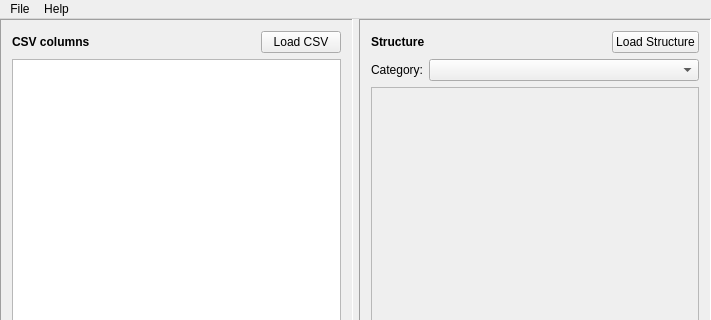
Old version of the form mainwindow.ui in the repository farling42/csv2rw; both pictures show x 0 to 711 and y 0 to 320 of the 711 by 553 pixel window.
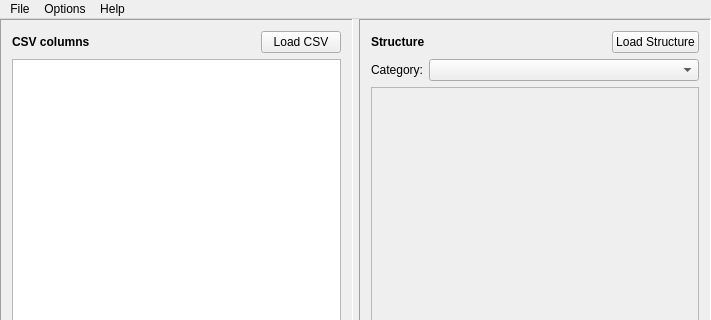
New version of the form. Icons and pictures are not drawn.

Commit message: Add new menu option to specify what to use as the CSV separator: comma, semi-colon or Windows List Separator

Diff of the .ui file:
```diff
--- a/mainwindow.ui
+++ b/mainwindow.ui
@@ -485,7 +485,18 @@
     <addaction name="separator"/>
     <addaction name="actionAbout_CSV2RW"/>
    </widget>
+   <widget class="QMenu" name="menuOptions">
+    <property name="title">
+     <string>Options</string>
+    </property>
+    <addaction name="separator"/>
+    <addaction name="actionCSV_field_separator"/>
+    <addaction name="actionUse_Comma"/>
+    <addaction name="actionUse_Semicolon"/>
+    <addaction name="actionUse_Windows_List_Separator"/>
+   </widget>
    <addaction name="menuFile"/>
+   <addaction name="menuOptions"/>
    <addaction name="menuHelp"/>
   </widget>
   <action name="actionLoad">
```
Left out of the diff: 44 changed lines with no effect on the pictures. The commit also changes 4 other files.
